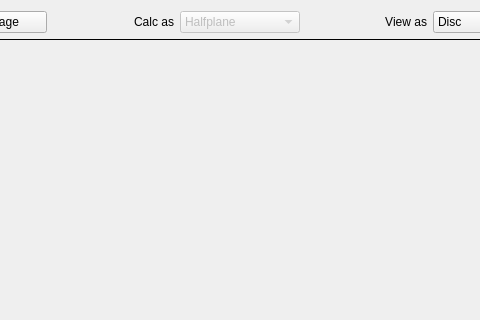
Before: the Qt Designer form src/MainForm.ui in Zueuk/KleinianCalc, drawn with Qt 5; both pictures show x 716 to 1196 and y 0 to 320 of the 1280 by 839 pixel window.
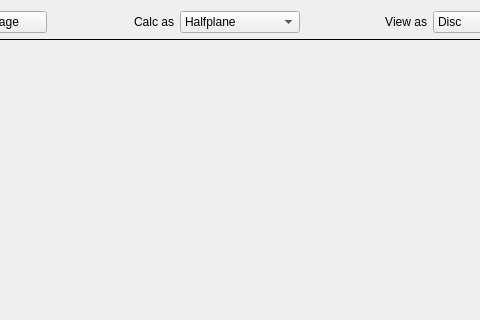
After: the same form once the commit is applied.

```diff
--- a/src/MainForm.ui
+++ b/src/MainForm.ui
@@ -1006,9 +1006,6 @@
          </item>
          <item>
           <widget class="QComboBox" name="comboBoxCalcMode">
-           <property name="enabled">
-            <bool>false</bool>
-           </property>
            <item>
             <property name="text">
              <string>Disc</string>
```
